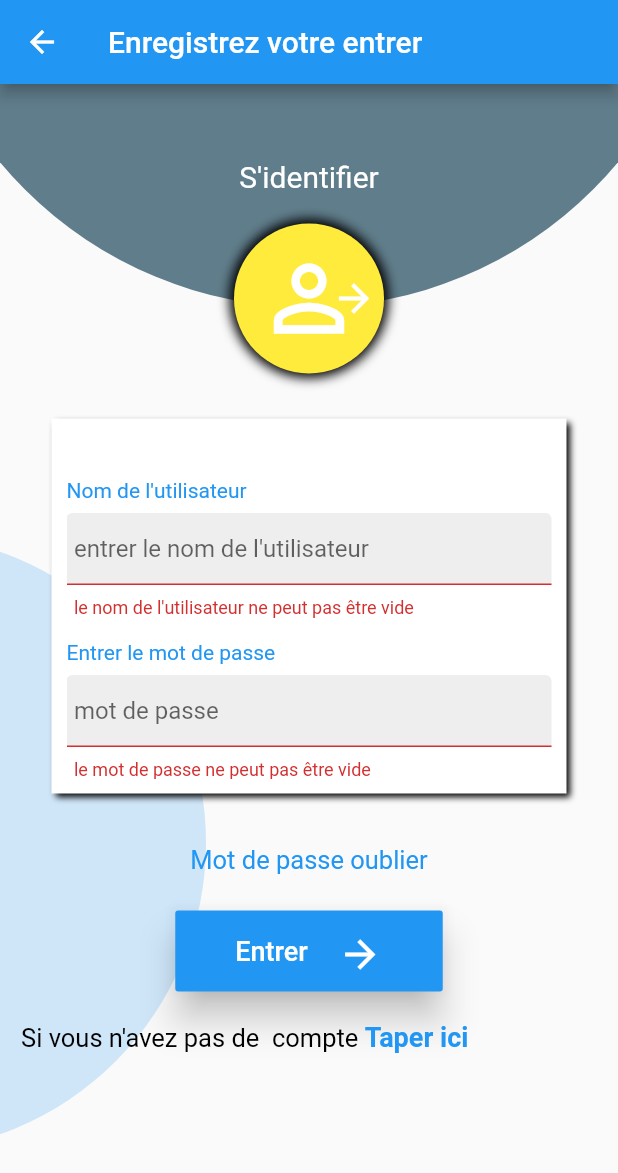
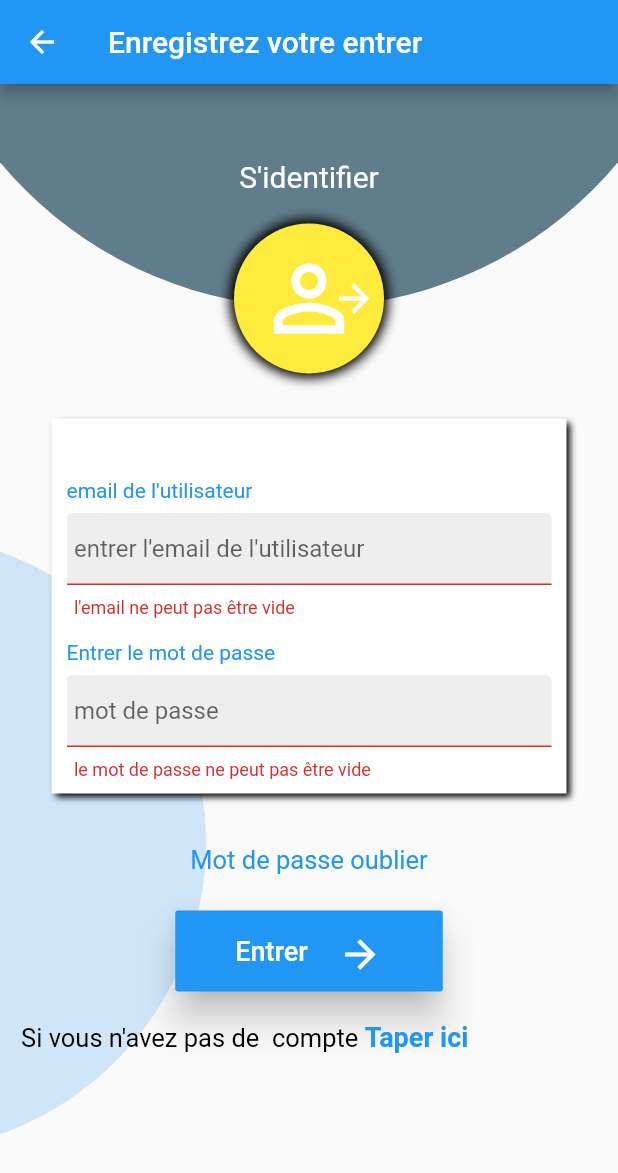
Before and after one commit to JamelChatti/pharmexpo, a Flutter app: the Login screen opened by its route, after a tap on "Entrer", on a phone screen of 412 x 824 dp. Shown: the top 1173 px of the screen. Run offline on Flutter 3.47's test engine with Material 2 defaults, Android fonts, the phone set to English and light mode, and no system bars; our stand-ins replace carousel_pro, shared_preferences; accounts and stored records are empty.

Commit message:
login & signup

```diff
--- a/lib/pages/login.dart
+++ b/lib/pages/login.dart
@@ -2,6 +2,8 @@ import 'package:flutter/cupertino.dart';
 import 'package:flutter/gestures.dart';
 import 'package:flutter/material.dart';
 import 'package:flutter/widgets.dart';
+import 'dart:convert';
+import "package:http/http.dart" as http;
 
 class Login extends StatefulWidget {
   @override
@@ -63,18 +65,38 @@ Pattern pattern = r'^.+@[a-zA-Z]+\.{1}[a-zA-Z]+(\.{0,1}[a-zA-Z]+)$';
   }
 
 
-  signin(){
+  signin() async{
     var formdata = formstatesignin.currentState;
     if(formdata.validate()){
-      print('valid');
+      formdata.save();
+      var data ={'email' : email.text, 'password': password.text };
+      var url='http://192.168.42.23/pharmexpo/login.php';
+      var response = await http.post(url,body:data);
+      var responsebody = jsonDecode(response.body);
+      if(responsebody['status']== 'success'){
+        print(responsebody['username']);
+      } else {
+        print("username not found");
+      }
     }else{
-      print('not validte');
+      print('Formulaire non valide');
     }
   }
-  signup(){
+  signup() async{
     var formdata = formstatesignup.currentState;
     if(formdata.validate()){
-      print('valid');
+      formdata.save();
+      var data ={'email' : email.text, 'password': password.text ,
+      'username' : username.text };
+      var url='http://192.168.42.23/pharmexpo/signup.php';
+      var response =await http.post(url,body:data);
+      var responsebody = jsonDecode(response.body);
+      if(responsebody['status']== 'success'){
+        print('yes success');
+      }
+      else {
+        print(responsebody['status']);
+      }
     }else{
       print('not validte');
     }
@@ -93,7 +115,7 @@ Pattern pattern = r'^.+@[a-zA-Z]+\.{1}[a-zA-Z]+(\.{0,1}[a-zA-Z]+)$';
           print(showsignin);
         });
       };
-    // TODO: implement initState
+
     super.initState();
   }
 
@@ -317,14 +339,14 @@ Pattern pattern = r'^.+@[a-zA-Z]+\.{1}[a-zA-Z]+(\.{0,1}[a-zA-Z]+)$';
                   children: <Widget>[
                     //debut nom utilisateur
                     Text(
-                      'Nom de l\'utilisateur',
+                      'email de l\'utilisateur',
                       style: TextStyle(color: Colors.blue),
                     ),
                     SizedBox(
                       height: 7,
                     ),
                     buildTextFormFieldAll(
-                        'entrer le nom de l\'utilisateur', false, username , validusername),
+                        'entrer l\'email de l\'utilisateur', false, email , validemail),
 
                     //fin nom utilisateur
                     SizedBox(
@@ -366,6 +388,7 @@ Pattern pattern = r'^.+@[a-zA-Z]+\.{1}[a-zA-Z]+(\.{0,1}[a-zA-Z]+)$';
                   offset: Offset(3, 3))
             ]),
         child: Form(
+            autovalidate: true,
           key: formstatesignup,
             child: Container(
               margin: EdgeInsets.only(top: 20),
@@ -436,7 +459,7 @@ Pattern pattern = r'^.+@[a-zA-Z]+\.{1}[a-zA-Z]+(\.{0,1}[a-zA-Z]+)$';
   TextFormField buildTextFormFieldAll(String myhintText, bool pass,
       TextEditingController myController, myvalid) {
     return TextFormField(
-      autovalidate: true,
+
       controller: myController,
       validator: myvalid,
       obscureText: pass,
```
Also changed, not shown: 1 other file.
